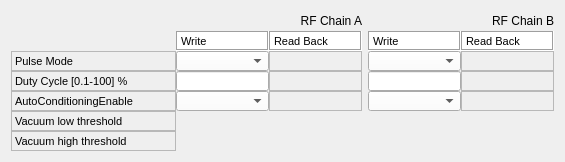
Qt form src/llrfgui/widgets/conditioning/ui/Conditioning.ui (amilan/app-maxiv-llrfexpert) before a commit.
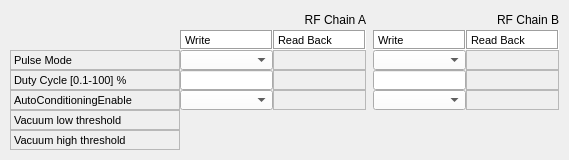
The same form after that commit. Custom widgets are drawn as their Qt base class.

Commit message:
Scrollable area added.
An scroll area has been added to each widget.

```diff
--- a/src/llrfgui/widgets/conditioning/ui/Conditioning.ui
+++ b/src/llrfgui/widgets/conditioning/ui/Conditioning.ui
@@ -6,7 +6,7 @@
    <rect>
     <x>0</x>
     <y>0</y>
-    <width>565</width>
+    <width>569</width>
     <height>160</height>
    </rect>
   </property>
@@ -14,6 +14,30 @@
    <string>Form</string>
   </property>
   <layout class="QGridLayout" name="gridLayout">
+   <property name="margin">
+    <number>0</number>
+   </property>
+   <property name="spacing">
+    <number>0</number>
+   </property>
+   <item row="0" column="0">
+    <widget class="QScrollArea" name="scrollArea">
+     <property name="frameShape">
+      <enum>QFrame::NoFrame</enum>
+     </property>
+     <property name="widgetResizable">
+      <bool>true</bool>
+     </property>
+     <widget class="QWidget" name="scrollAreaWidgetContents">
+      <property name="geometry">
+       <rect>
+        <x>0</x>
+        <y>0</y>
+        <width>569</width>
+        <height>160</height>
+       </rect>
+      </property>
+      <layout class="QGridLayout" name="gridLayout_2">
    <item row="0" column="0">
     <layout class="QGridLayout" name="_7">
      <property name="spacing">
@@ -1196,6 +1220,10 @@
       </widget>
      </item>
     </layout>
+       </item>
+      </layout>
+     </widget>
+    </widget>
    </item>
   </layout>
  </widget>
```
Left out of the diff: 8 changed lines with no effect on the pictures. Lines whose indentation alone changed are shown as unchanged. The commit also changes 24 other files.
